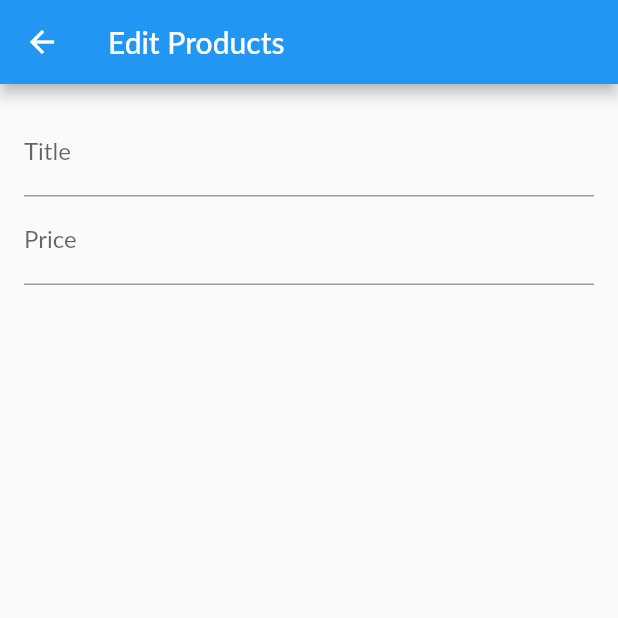
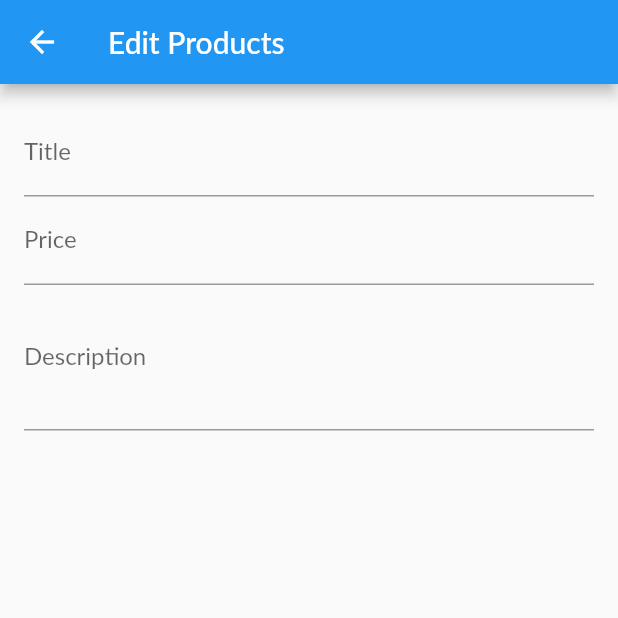
Before and after one commit to mricky/fluter_shop, a Flutter app: the EditProductScreen screen opened by its route, on a phone screen of 412 x 824 dp, the top half of it. Run offline on Flutter 3.47's test engine with Material 2 defaults, Android fonts, the phone set to English and light mode, and no system bars; network calls fail; Roboto replaces fonts that are missing (Lato).

Commit message:
Multiline Inputs & Disposing Objects

```diff
--- a/lib/screens/edit_product_screen.dart
+++ b/lib/screens/edit_product_screen.dart
@@ -9,7 +9,14 @@ class EditProductScreen extends StatefulWidget {
 
 class _EditProductScreenState extends State<EditProductScreen> {
   final _priceFocusNode = FocusNode();
+  final _descriptionFocusNode = FocusNode();
 
+  @override
+  void dispose(){
+    _priceFocusNode.dispose();
+    _descriptionFocusNode.dispose();
+    super.dispose();
+  }
   @override
   Widget build(BuildContext context) {
     return Scaffold(
@@ -33,7 +40,18 @@ class _EditProductScreenState extends State<EditProductScreen> {
                   textInputAction: TextInputAction.next,
                   keyboardType: TextInputType.number,
                   focusNode: _priceFocusNode,
-                )
+                  onFieldSubmitted: (value){
+                    FocusScope.of(context).requestFocus(_descriptionFocusNode);
+                  },
+                ),
+              TextFormField(
+                decoration: InputDecoration(
+                  labelText: 'Description'),
+                  maxLines: 3,
+                  textInputAction: TextInputAction.next,
+                  keyboardType: TextInputType.multiline,
+                  focusNode: _descriptionFocusNode,
+                ),
             ],),),
       ),
     );
```
